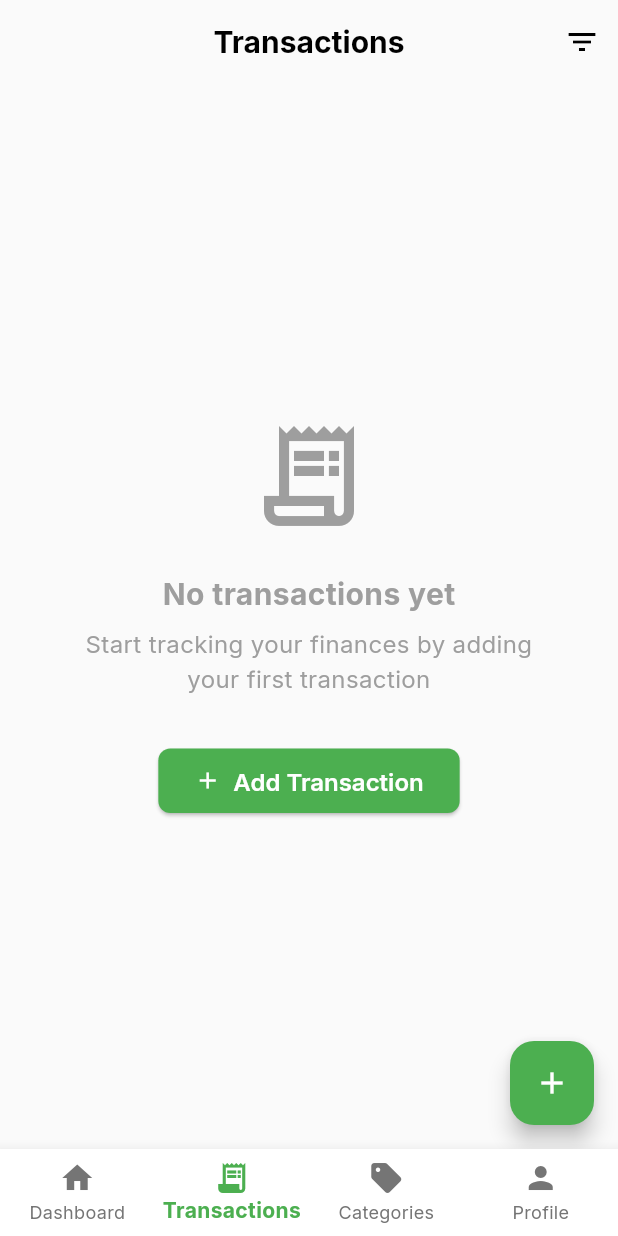
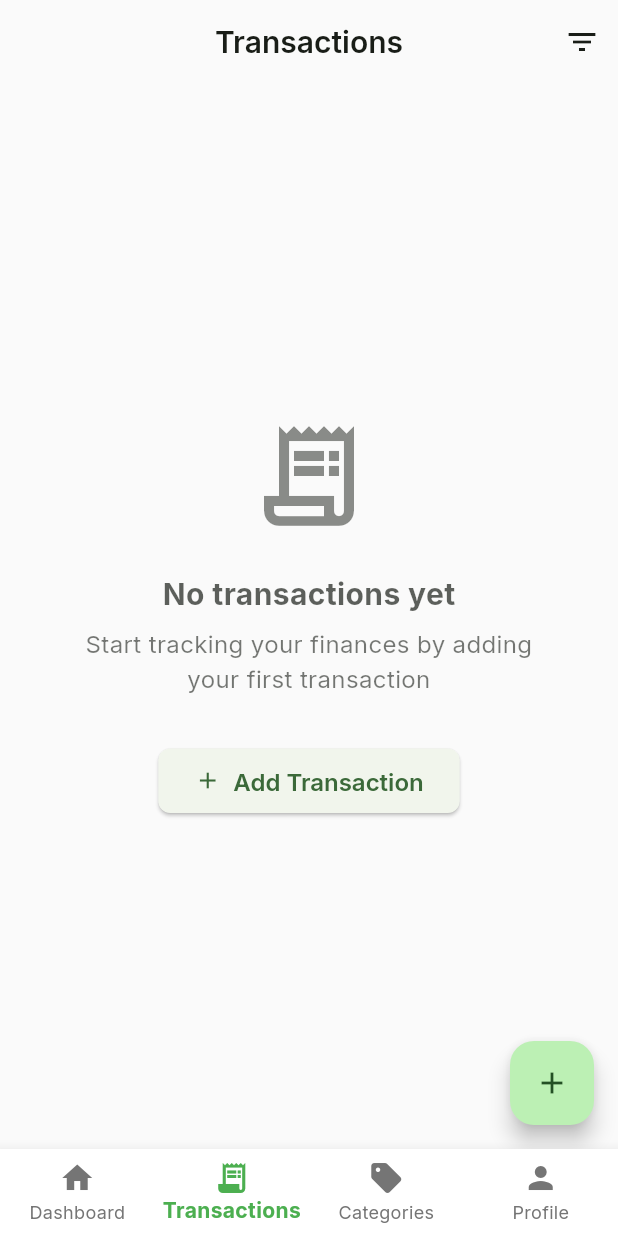
Before and after one commit to MunyaoMulinge/personal-finance-tracker, a Flutter app: the screen it shows once a user with an empty profile is signed in, item 2 of the bottom bar chosen, after a tap on the "filter list" icon, on a phone screen of 412 x 824 dp. Run offline on Flutter 3.47's test engine with Material 3 defaults, Android fonts, the phone set to English and light mode, and no system bars; our stand-ins replace email_validator, fl_chart, flutter_dotenv, flutter_spinkit, google_fonts, google_sign_in and 2 more; accounts and stored records are empty.

Commit message:
fix: Improved dark theme support and UI consistency
🎨 Theme Improvements:
- Fixed dark theme support in transactions and categories screens
- Removed hardcoded colors from dashboard elements
- Made login screen gradient theme-aware
- Updated text colors to use theme-aware colors
- Replaced hardcoded Colors with Theme.of(context).colorScheme

🐛 UI Fixes:
- Fixed transaction list screen hardcoded background and text colors
- Fixed category list screen hardcoded colors and shadows
- Fixed dashboard hardcoded colors for better dark mode support
- Updated floating action buttons to use theme colors
- Improved empty state colors to be theme-aware

🔧 Technical Improvements:
- Used Card widgets instead of Container with hardcoded colors
- Applied theme-aware opacity for secondary text colors
- Ensured consistent Material 3 design across all screens

```diff
--- a/lib/screens/auth/login_screen.dart
+++ b/lib/screens/auth/login_screen.dart
@@ -85,13 +85,13 @@ class _LoginScreenState extends State<LoginScreen> {
           return LoadingOverlay(
             isLoading: authProvider.isLoading,
             child: Container(
-              decoration: const BoxDecoration(
+              decoration: BoxDecoration(
                 gradient: LinearGradient(
                   begin: Alignment.topCenter,
                   end: Alignment.center,
                   colors: [
-                    Color(0xFF4CAF50), // Primary green
-                    Color(0xFFF5F8F5), // Light green/white
+                    Theme.of(context).colorScheme.primary,
+                    Theme.of(context).colorScheme.surface,
                   ],
                 ),
               ),
@@ -108,20 +108,20 @@ class _LoginScreenState extends State<LoginScreen> {
                             mainAxisAlignment: MainAxisAlignment.center,
                             children: [
                               // Welcome text
-                              const Text(
+                              Text(
                                 'Karibu!',
                                 style: TextStyle(
                                   fontSize: 32,
                                   fontWeight: FontWeight.bold,
-                                  color: Colors.white,
+                                  color: Theme.of(context).colorScheme.onPrimary,
                                 ),
                               ),
                               const SizedBox(height: 8),
-                              const Text(
+                              Text(
                                 'Track your KSh with ease.',
                                 style: TextStyle(
                                   fontSize: 18,
-                                  color: Colors.white70,
+                                  color: Theme.of(context).colorScheme.onPrimary.withOpacity(0.8),
                                 ),
                               ),
                               const SizedBox(height: 48),
--- a/lib/screens/dashboard/dashboard_screen.dart
+++ b/lib/screens/dashboard/dashboard_screen.dart
@@ -38,9 +38,9 @@ class _DashboardScreenState extends State<DashboardScreen> {
           children: [
             Text(
               'Good ${_getGreeting()}!',
-              style: const TextStyle(
+              style: TextStyle(
                 fontSize: 16,
-                color: Colors.grey,
+                color: Theme.of(context).colorScheme.onSurface.withOpacity(0.7),
                 fontWeight: FontWeight.normal,
               ),
             ),
@@ -50,9 +50,9 @@ class _DashboardScreenState extends State<DashboardScreen> {
                 final name = email.split('@').first;
                 return Text(
                   name.isNotEmpty ? name : 'User',
-                  style: const TextStyle(
+                  style: TextStyle(
                     fontSize: 20,
-                    color: Colors.black,
+                    color: Theme.of(context).colorScheme.onSurface,
                     fontWeight: FontWeight.bold,
                   ),
                 );
@@ -62,7 +62,7 @@ class _DashboardScreenState extends State<DashboardScreen> {
         ),
         actions: [
           IconButton(
-            icon: const Icon(Icons.notifications_outlined, color: Colors.black),
+            icon: const Icon(Icons.notifications_outlined),
             onPressed: () {
               // TODO: Implement notifications
             },
@@ -99,8 +99,7 @@ class _DashboardScreenState extends State<DashboardScreen> {
             ),
           );
         },
-        backgroundColor: const Color(0xFF4CAF50),
-        child: const Icon(Icons.add, color: Colors.white),
+        child: const Icon(Icons.add),
       ),
     );
   }
--- a/lib/screens/transactions/transaction_list_screen.dart
+++ b/lib/screens/transactions/transaction_list_screen.dart
@@ -28,20 +28,11 @@ class _TransactionListScreenState extends State<TransactionListScreen> {
   @override
   Widget build(BuildContext context) {
     return Scaffold(
-      backgroundColor: Colors.grey[50],
       appBar: AppBar(
-        backgroundColor: Colors.transparent,
-        elevation: 0,
-        title: const Text(
-          'Transactions',
-          style: TextStyle(
-            color: Colors.black,
-            fontWeight: FontWeight.bold,
-          ),
-        ),
+        title: const Text('Transactions'),
         actions: [
           IconButton(
-            icon: const Icon(Icons.filter_list, color: Colors.black),
+            icon: const Icon(Icons.filter_list),
             onPressed: () {
               // TODO: Implement filter
             },
@@ -65,26 +56,26 @@ class _TransactionListScreenState extends State<TransactionListScreen> {
                 child: Column(
                   mainAxisAlignment: MainAxisAlignment.center,
                   children: [
-                    const Icon(
+                    Icon(
                       Icons.receipt_long_outlined,
                       size: 80,
-                      color: Colors.grey,
+                      color: Theme.of(context).colorScheme.onSurface.withOpacity(0.5),
                     ),
                     const SizedBox(height: 24),
-                    const Text(
+                    Text(
                       'No transactions yet',
                       style: TextStyle(
                         fontSize: 20,
                         fontWeight: FontWeight.bold,
-                        color: Colors.grey,
+                        color: Theme.of(context).colorScheme.onSurface.withOpacity(0.7),
                       ),
                     ),
                     const SizedBox(height: 8),
-                    const Text(
+                    Text(
                       'Start tracking your finances by adding\nyour first transaction',
                       style: TextStyle(
                         fontSize: 16,
-                        color: Colors.grey,
+                        color: Theme.of(context).colorScheme.onSurface.withOpacity(0.6),
                       ),
                       textAlign: TextAlign.center,
                     ),
@@ -100,8 +91,6 @@ class _TransactionListScreenState extends State<TransactionListScreen> {
                       icon: const Icon(Icons.add),
                       label: const Text('Add Transaction'),
                       style: ElevatedButton.styleFrom(
-                        backgroundColor: const Color(0xFF4CAF50),
-                        foregroundColor: Colors.white,
                         padding: const EdgeInsets.symmetric(
                           horizontal: 24,
                           vertical: 12,
@@ -137,8 +126,7 @@ class _TransactionListScreenState extends State<TransactionListScreen> {
             ),
           );
         },
-        backgroundColor: const Color(0xFF4CAF50),
-        child: const Icon(Icons.add, color: Colors.white),
+        child: const Icon(Icons.add),
       ),
     );
   }
```
Also changed, not shown: lib/screens/categories/category_list_screen.dart (+6 -27 lines).
